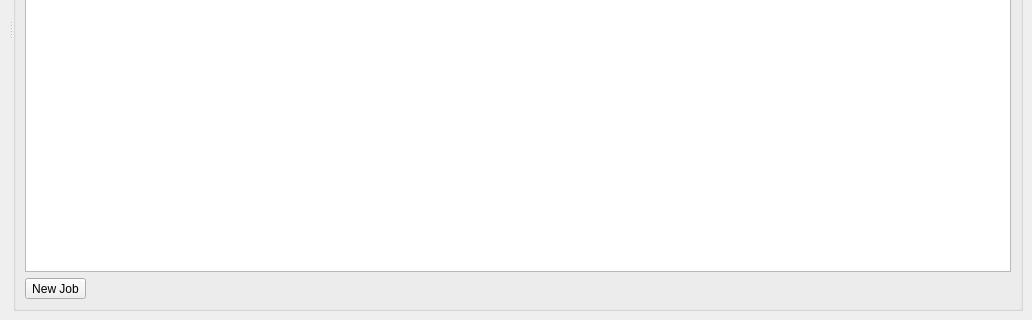
Old version of the form gui/MainWindow.ui in the repository sblanchet/dls; both pictures show x 0 to 1032 and y 282 to 602 of the 1032 by 602 pixel window.
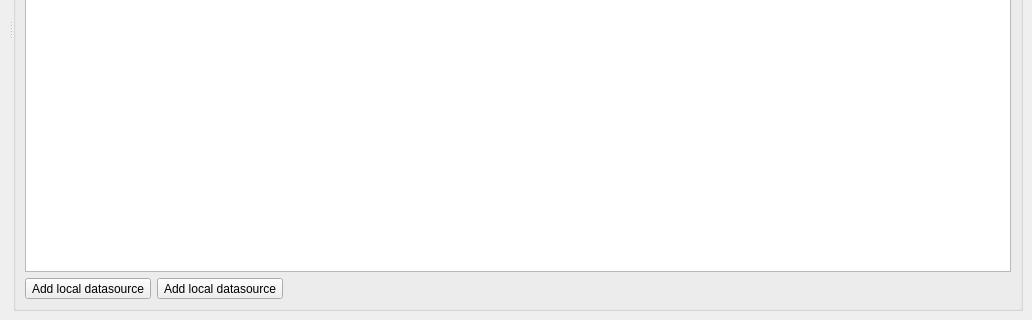
New version of the form. Icons and pictures are not drawn. Custom widgets are drawn as their Qt base class.

Diff of the .ui file:
```diff
--- a/gui/MainWindow.ui
+++ b/gui/MainWindow.ui
@@ -43,19 +43,62 @@
          </widget>
         </item>
         <item>
+         <layout class="QHBoxLayout" name="horizontalLayout_2">
+          <item>
          <widget class="QToolButton" name="toolButtonNewDir">
           <property name="text">
-           <string>New Job</string>
+             <string>Add local datasource</string>
           </property>
           <property name="icon">
            <iconset resource="dlsgui.qrc">
-            <normaloff>:/images/document-new.svg</normaloff>:/images/document-new.svg</iconset>
+              <normaloff>:/images/Folder.svg</normaloff>:/images/Folder.svg</iconset>
+            </property>
+            <property name="iconSize">
+             <size>
+              <width>40</width>
+              <height>40</height>
+             </size>
           </property>
           <property name="shortcut">
            <string>Ctrl+N</string>
           </property>
          </widget>
         </item>
+          <item>
+           <widget class="QToolButton" name="toolButtonNewUrl">
+            <property name="text">
+             <string>Add local datasource</string>
+            </property>
+            <property name="icon">
+             <iconset resource="dlsgui.qrc">
+              <normaloff>:/images/Folder-remote.svg</normaloff>:/images/Folder-remote.svg</iconset>
+            </property>
+            <property name="iconSize">
+             <size>
+              <width>40</width>
+              <height>40</height>
+             </size>
+            </property>
+            <property name="shortcut">
+             <string>Ctrl+U</string>
+            </property>
+           </widget>
+          </item>
+          <item>
+           <spacer name="horizontalSpacer">
+            <property name="orientation">
+             <enum>Qt::Horizontal</enum>
+            </property>
+            <property name="sizeHint" stdset="0">
+             <size>
+              <width>40</width>
+              <height>20</height>
+             </size>
+            </property>
+           </spacer>
+          </item>
+         </layout>
+        </item>
        </layout>
       </widget>
      </widget>
```
Left out of the diff: 20 changed lines with no effect on the pictures. Lines whose indentation alone changed are shown as unchanged.
